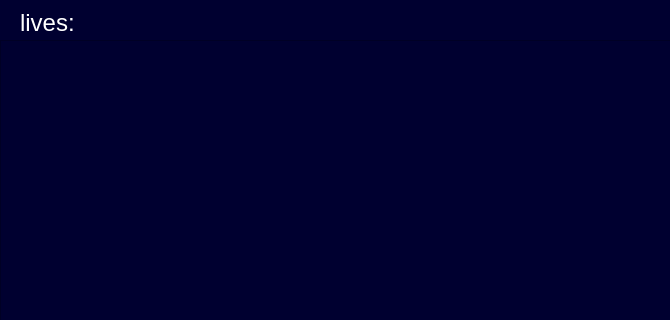
This is interface.ui in Szymon579/Pac-Xon as Qt 5 draws it before an edit; both pictures show x 0 to 670 and y 0 to 320 of the 900 by 640 pixel window. The edited form follows.
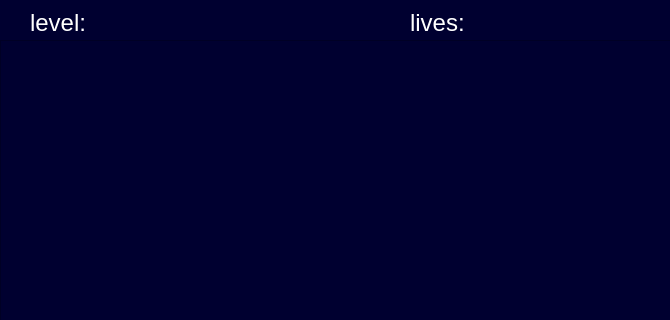
This is the edited form. The open tabs and pages were chosen to show the change. Icons and pictures are not drawn.

```diff
--- a/interface.ui
+++ b/interface.ui
@@ -166,7 +166,7 @@
     <widget class="QLabel" name="livesLabel">
      <property name="geometry">
       <rect>
-       <x>20</x>
+       <x>410</x>
        <y>10</y>
        <width>120</width>
        <height>25</height>
@@ -185,6 +185,28 @@
       <string>lives: </string>
      </property>
     </widget>
+    <widget class="QLabel" name="levelLabel">
+     <property name="geometry">
+      <rect>
+       <x>30</x>
+       <y>10</y>
+       <width>120</width>
+       <height>25</height>
+      </rect>
+     </property>
+     <property name="font">
+      <font>
+       <pointsize>18</pointsize>
+       <bold>false</bold>
+      </font>
+     </property>
+     <property name="styleSheet">
+      <string notr="true">color: rgb(255, 255, 255);</string>
+     </property>
+     <property name="text">
+      <string>level:</string>
+     </property>
+    </widget>
    </widget>
    <widget class="QWidget" name="leaderPage">
     <widget class="QPushButton" name="backButton">
```
